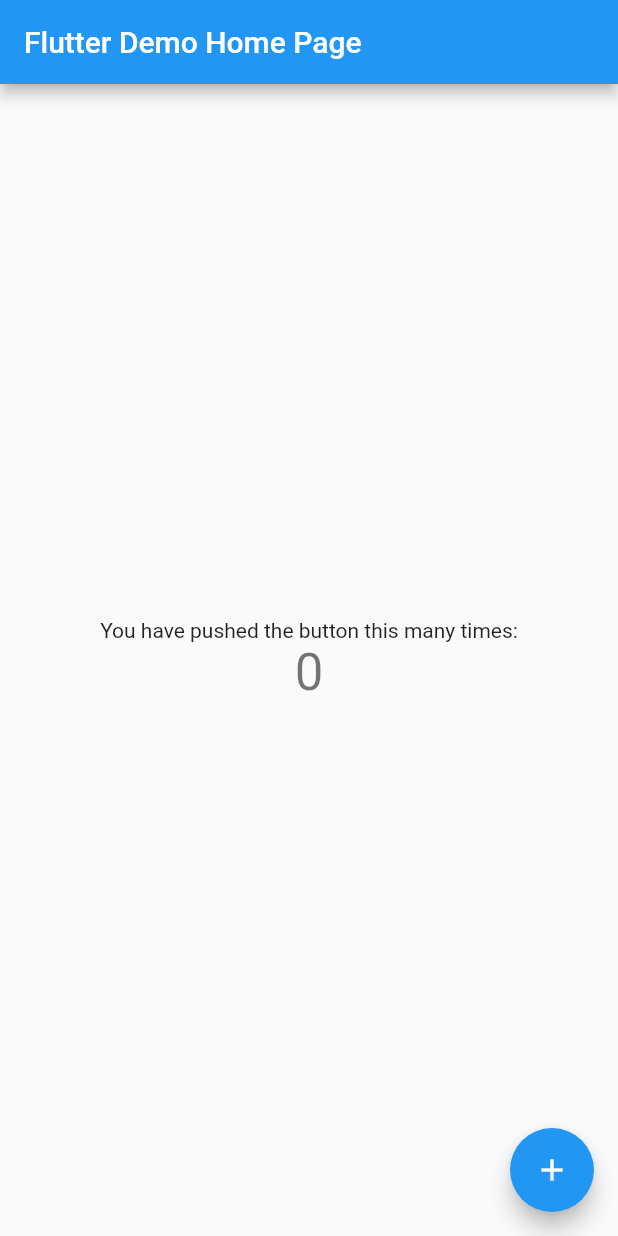
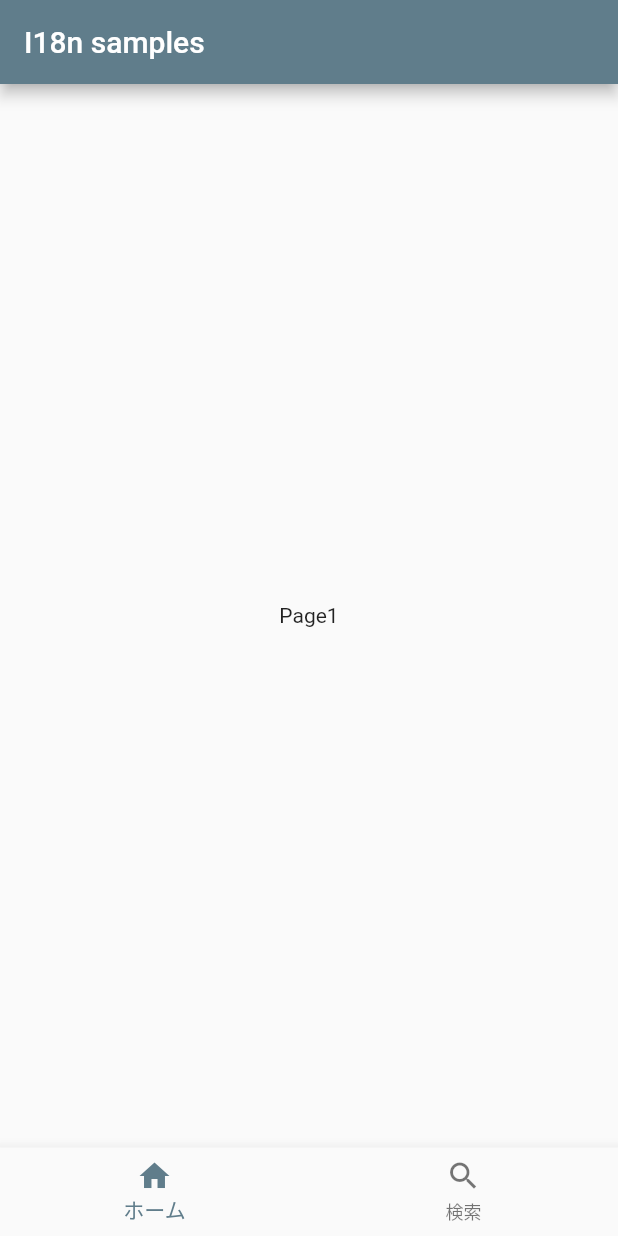
Before and after one commit to popy1017/flutter_fast_i18n_samples, a Flutter app: the screen it shows after launch, on a phone screen of 412 x 824 dp. Run offline on Flutter 3.47's test engine with Material 2 defaults, Android fonts, the light colour scheme and no system bars.

Commit message:
タブ切り替え画面を作成

```diff
--- /dev/null
+++ b/lib/home.dart
@@ -0,0 +1,52 @@
+import 'package:flutter/material.dart';
+import 'package:flutter_fast_i18n_samples/pages/page1.dart';
+import 'package:flutter_fast_i18n_samples/pages/page2.dart';
+
+class Home extends StatefulWidget {
+  const Home({Key? key}) : super(key: key);
+
+  @override
+  State<Home> createState() => _HomeState();
+}
+
+class _HomeState extends State<Home> {
+  int _currentIndex = 0;
+
+  @override
+  Widget build(BuildContext context) {
+    final List<Widget> _pages = [
+      const Page1(),
+      const Page2(),
+    ];
+    return Scaffold(
+      appBar: AppBar(
+        title: const Text('I18n samples'),
+      ),
+      body: IndexedStack(
+        index: _currentIndex,
+        children: _pages,
+      ),
+      bottomNavigationBar: _buildBottomNavigationBar(),
+    );
+  }
+
+  BottomNavigationBar _buildBottomNavigationBar() {
+    return BottomNavigationBar(
+      items: const [
+        BottomNavigationBarItem(
+          icon: Icon(Icons.home),
+          label: 'ホーム',
+        ),
+        BottomNavigationBarItem(
+          icon: Icon(Icons.search),
+          label: '検索',
+        ),
+      ],
+      onTap: (int index) {
+        setState(() {
+          _currentIndex = index;
+        });
+      },
+    );
+  }
+}
--- a/lib/main.dart
+++ b/lib/main.dart
@@ -1,4 +1,6 @@
 import 'package:flutter/material.dart';
+
+import 'home.dart';
 
 void main() {
   runApp(const MyApp());
@@ -22,94 +24,9 @@
         // or simply save your changes to "hot reload" in a Flutter IDE).
         // Notice that the counter didn't reset back to zero; the application
         // is not restarted.
-        primarySwatch: Colors.blue,
+        primarySwatch: Colors.blueGrey,
       ),
-      home: const MyHomePage(title: 'Flutter Demo Home Page'),
+      home: Home(),
     );
   }
 }
-
-class MyHomePage extends StatefulWidget {
-  const MyHomePage({Key? key, required this.title}) : super(key: key);
-
-  // This widget is the home page of your application. It is stateful, meaning
-  // that it has a State object (defined below) that contains fields that affect
-  // how it looks.
-
-  // This class is the configuration for the state. It holds the values (in this
-  // case the title) provided by the parent (in this case the App widget) and
-  // used by the build method of the State. Fields in a Widget subclass are
-  // always marked "final".
-
-  final String title;
-
-  @override
-  State<MyHomePage> createState() => _MyHomePageState();
-}
-
-class _MyHomePageState extends State<MyHomePage> {
-  int _counter = 0;
-
-  void _incrementCounter() {
-    setState(() {
-      // This call to setState tells the Flutter framework that something has
-      // changed in this State, which causes it to rerun the build method below
-      // so that the display can reflect the updated values. If we changed
-      // _counter without calling setState(), then the build method would not be
-      // called again, and so nothing would appear to happen.
-      _counter++;
-    });
-  }
-
-  @override
-  Widget build(BuildContext context) {
-    // This method is rerun every time setState is called, for instance as done
-    // by the _incrementCounter method above.
-    //
-    // The Flutter framework has been optimized to make rerunning build methods
-    // fast, so that you can just rebuild anything that needs updating rather
-    // than having to individually change instances of widgets.
-    return Scaffold(
-      appBar: AppBar(
-        // Here we take the value from the MyHomePage object that was created by
-        // the App.build method, and use it to set our appbar title.
-        title: Text(widget.title),
-      ),
-      body: Center(
-        // Center is a layout widget. It takes a single child and positions it
-        // in the middle of the parent.
-        child: Column(
-          // Column is also a layout widget. It takes a list of children and
-          // arranges them vertically. By default, it sizes itself to fit its
-          // children horizontally, and tries to be as tall as its parent.
-          //
-          // Invoke "debug painting" (press "p" in the console, choose the
-          // "Toggle Debug Paint" action from the Flutter Inspector in Android
-          // Studio, or the "Toggle Debug Paint" command in Visual Studio Code)
-          // to see the wireframe for each widget.
-          //
-          // Column has various properties to control how it sizes itself and
-          // how it positions its children. Here we use mainAxisAlignment to
-          // center the children vertically; the main axis here is the vertical
-          // axis because Columns are vertical (the cross axis would be
-          // horizontal).
-          mainAxisAlignment: MainAxisAlignment.center,
-          children: <Widget>[
-            const Text(
-              'You have pushed the button this many times:',
-            ),
-            Text(
-              '$_counter',
-              style: Theme.of(context).textTheme.headline4,
-            ),
-          ],
-        ),
-      ),
-      floatingActionButton: FloatingActionButton(
-        onPressed: _incrementCounter,
-        tooltip: 'Increment',
-        child: const Icon(Icons.add),
-      ), // This trailing comma makes auto-formatting nicer for build methods.
-    );
-  }
-}
--- /dev/null
+++ b/lib/pages/page1.dart
@@ -0,0 +1,12 @@
+import 'package:flutter/material.dart';
+
+class Page1 extends StatelessWidget {
+  const Page1({Key? key}) : super(key: key);
+
+  @override
+  Widget build(BuildContext context) {
+    return const Center(
+      child: Text('Page1'),
+    );
+  }
+}
--- /dev/null
+++ b/lib/pages/page2.dart
@@ -0,0 +1,12 @@
+import 'package:flutter/widgets.dart';
+
+class Page2 extends StatelessWidget {
+  const Page2({Key? key}) : super(key: key);
+
+  @override
+  Widget build(BuildContext context) {
+    return const Center(
+      child: Text('Page2'),
+    );
+  }
+}
```
